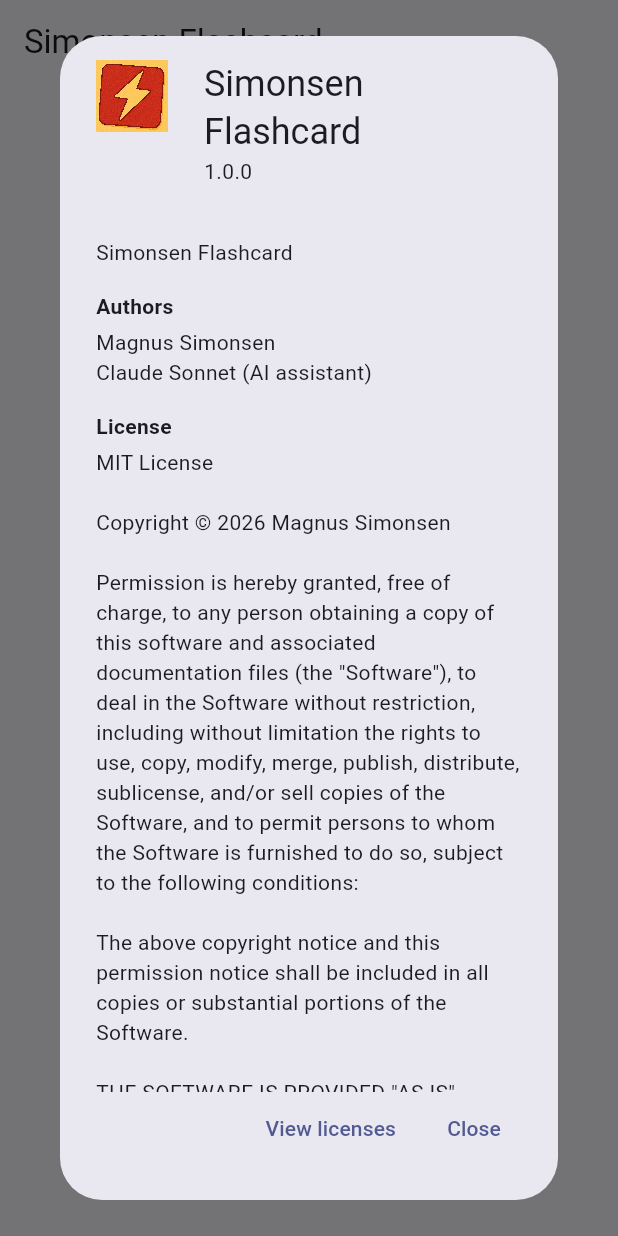
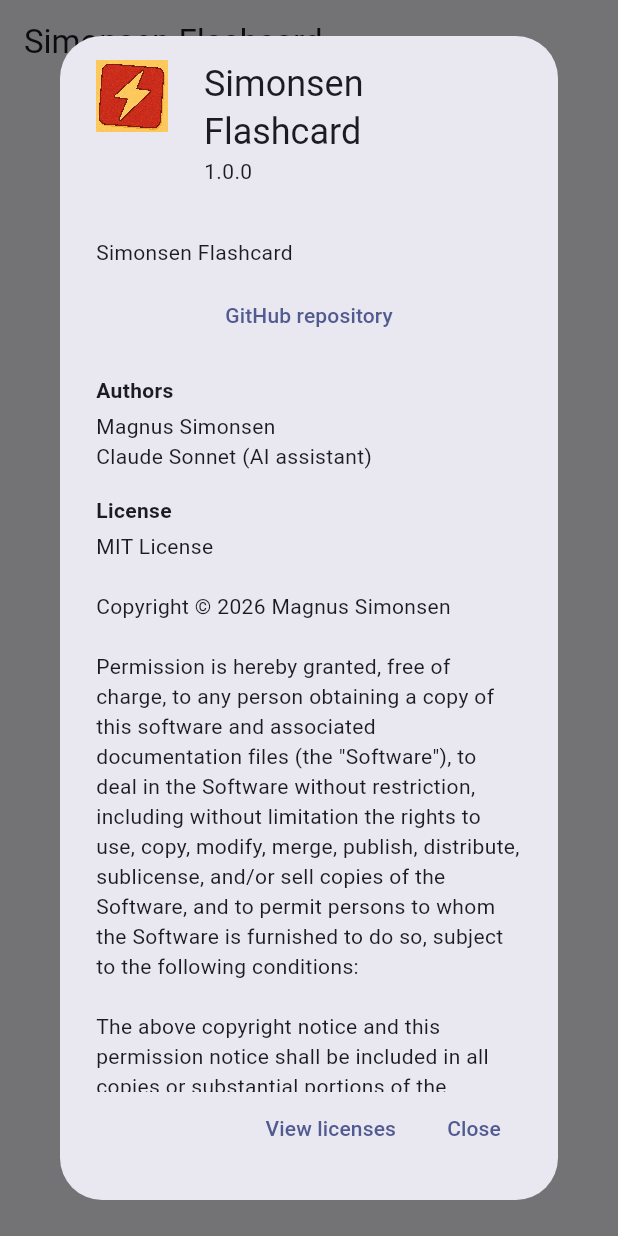
Before and after one commit to magnussimonsen/simonsenflashcard, a Flutter app: the HomeScreen screen opened directly, after a tap on "About", on a phone screen of 412 x 824 dp. Run offline on Flutter 3.47's test engine with Material 3 defaults, Android fonts, the phone set to English and light mode, and no system bars; our stand-ins replace audioplayers, yaml; missing offline and left inert: file_selector, flutter_math_fork.

Commit message:
feat: add About dialog with GitHub repository link and include MIT License

```diff
--- a/lib/ui/shared/about_dialog.dart
+++ b/lib/ui/shared/about_dialog.dart
@@ -1,8 +1,12 @@
 import 'package:flutter/material.dart';
+import 'package:url_launcher/url_launcher.dart';
 import '../../backend/constants.dart';
 
 /// Shows the About dialog for Simonsen Flashcard.
 void showAboutAppDialog(BuildContext context) {
+  final repoUri = Uri.parse(
+    'https://github.com/magnussimonsen/simonsenflashcard',
+  );
   showAboutDialog(
     context: context,
     applicationName: 'Simonsen Flashcard',
@@ -15,6 +19,13 @@ void showAboutAppDialog(BuildContext context) {
     ),
     children: [
       const Text(appTitle),
+      const SizedBox(height: 8),
+      TextButton(
+        onPressed: () async {
+          await launchUrl(repoUri, mode: LaunchMode.externalApplication);
+        },
+        child: const Text('GitHub repository'),
+      ),
       const SizedBox(height: 16),
       const Text('Authors', style: TextStyle(fontWeight: FontWeight.bold)),
       const SizedBox(height: 4),
```
Also changed, not shown: 1 other file.
